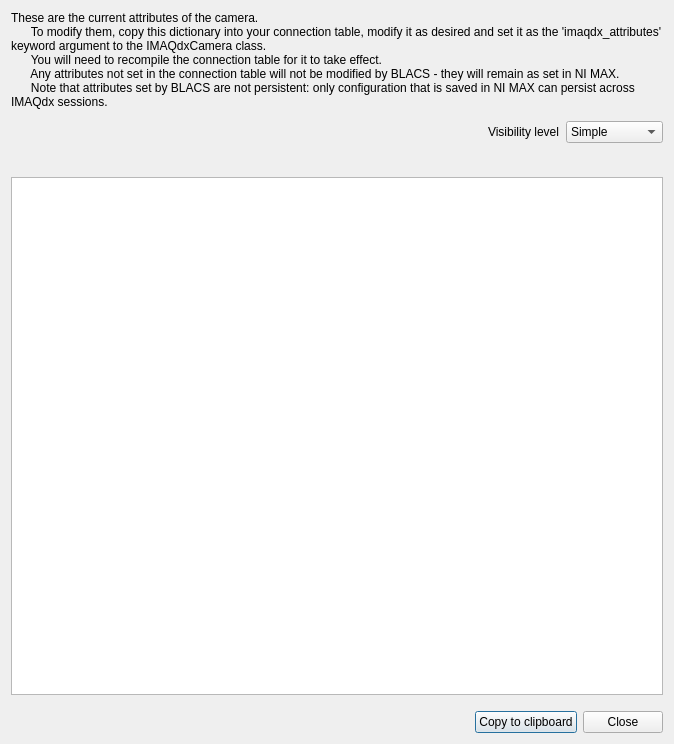
Qt form src/naqs_devices/HeliCam/attributes_dialog.ui (naqslab/naqs_devices_HeliCam) before a commit.
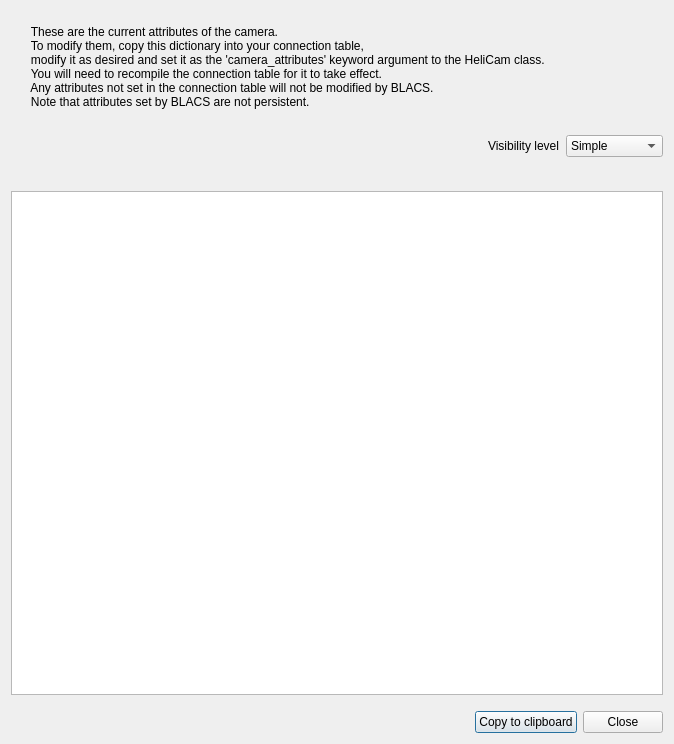
The same form after that commit. Icons and pictures are not drawn.

Commit message: Add some docs for most important registers

Patch:
```diff
--- a/src/naqs_devices/HeliCam/attributes_dialog.ui
+++ b/src/naqs_devices/HeliCam/attributes_dialog.ui
@@ -21,11 +21,14 @@
    <item>
     <widget class="QLabel" name="label">
      <property name="text">
-      <string>These are the current attributes of the camera. 
-      To modify them, copy this dictionary into your connection table, modify it as desired and set it as the 'imaqdx_attributes' keyword argument to the IMAQdxCamera class. 
+      <string>
+      These are the current attributes of the camera. 
+      To modify them, copy this dictionary into your connection table, 
+      modify it as desired and set it as the 'camera_attributes' keyword argument to the HeliCam class. 
       You will need to recompile the connection table for it to take effect.
-      Any attributes not set in the connection table will not be modified by BLACS - they will remain as set in NI MAX. 
-      Note that attributes set by BLACS are not persistent: only configuration that is saved in NI MAX can persist across IMAQdx sessions.</string>
+      Any attributes not set in the connection table will not be modified by BLACS. 
+      Note that attributes set by BLACS are not persistent.
+      </string>
      </property>
      <property name="wordWrap">
       <bool>true</bool>
```
The commit also changes 1 other file.
